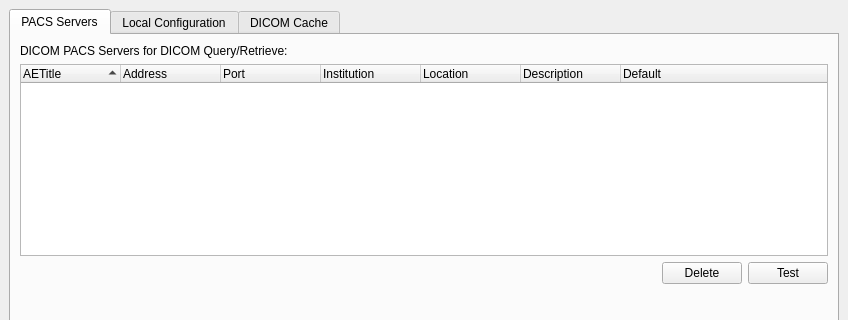
Above: starviewer/src/inputoutput/qconfigurationscreenbase.ui from starviewer-medical/starviewer before the change; both pictures show x 0 to 848 and y 0 to 320 of the 848 by 616 pixel window. Below: the same form after it.
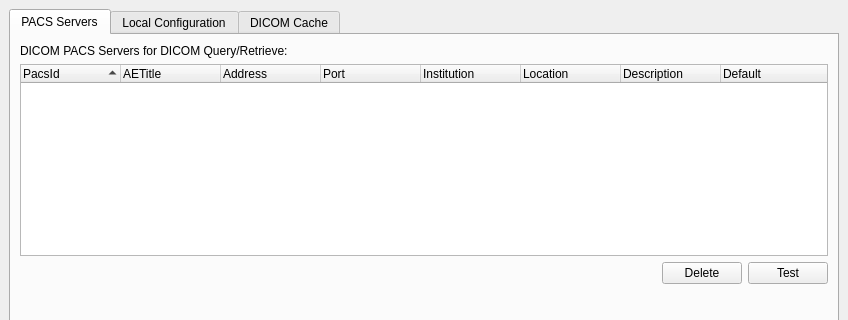
That is the form after the change. Icons and pictures are not drawn.

Patch:
```diff
--- a/starviewer/src/inputoutput/qconfigurationscreenbase.ui
+++ b/starviewer/src/inputoutput/qconfigurationscreenbase.ui
@@ -105,6 +105,11 @@
          <property name="sortingEnabled" >
           <bool>true</bool>
          </property>
+         <column>
+          <property name="text" >
+           <string>PacsId</string>
+          </property>
+         </column>
          <column>
           <property name="text" >
            <string>AETitle</string>
```
